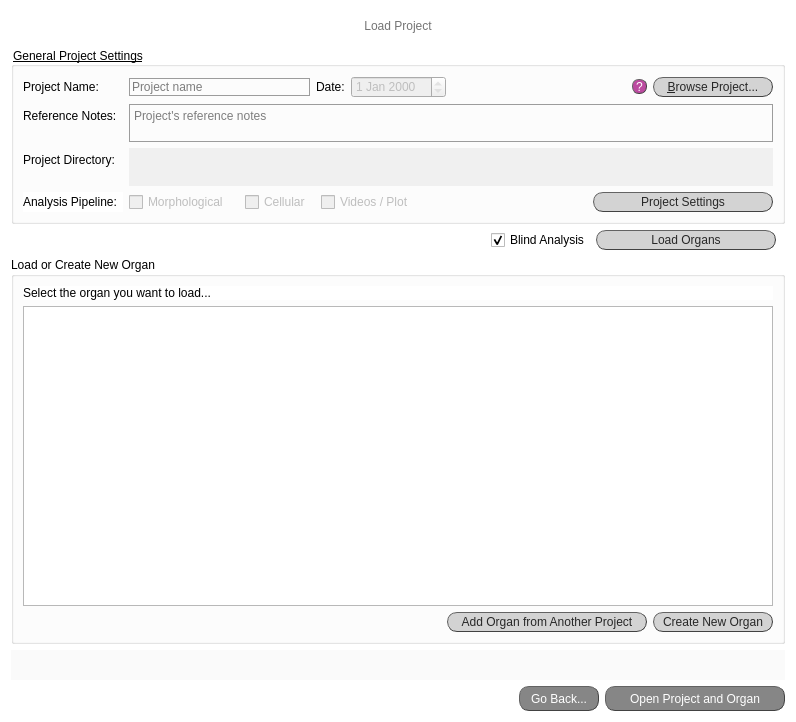
Before: the Qt Designer form src/gui/ui/load_project_screen.ui in jsanchez679/morphoHeart_rev, drawn with Qt 5.
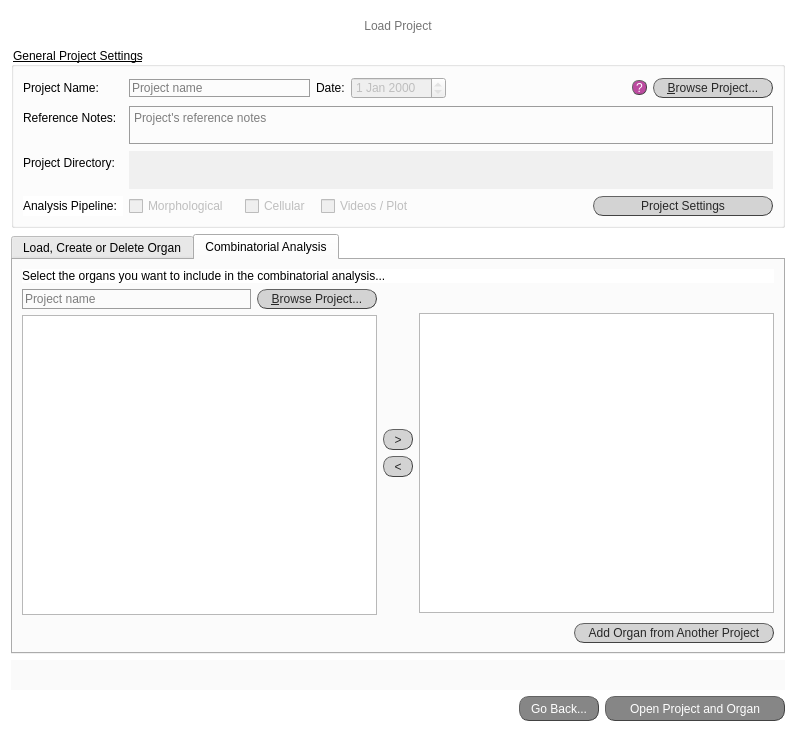
After: the same form once the commit is applied. The open tabs and pages were chosen to show the change.

Commit message: Added new buttons to create_proj and load_proj windows - missing coding

Diff of the .ui file:
```diff
--- a/src/gui/ui/load_project_screen.ui
+++ b/src/gui/ui/load_project_screen.ui
@@ -7,7 +7,7 @@
     <x>0</x>
     <y>0</y>
     <width>796</width>
-    <height>722</height>
+    <height>732</height>
    </rect>
   </property>
   <property name="windowTitle">
@@ -560,19 +560,30 @@
     </widget>
    </item>
    <item>
-    <layout class="QHBoxLayout" name="horizontalLayout_6">
+    <widget class="QTabWidget" name="tab_select_organs">
+     <property name="currentIndex">
+      <number>0</number>
+     </property>
+     <widget class="QWidget" name="tab_load_create_delete_organ">
+      <attribute name="title">
+       <string>Load, Create or Delete Organ</string>
+      </attribute>
+      <layout class="QVBoxLayout" name="verticalLayout_4">
      <item>
-      <spacer name="horizontalSpacer_5">
-       <property name="orientation">
-        <enum>Qt::Horizontal</enum>
-       </property>
-       <property name="sizeHint" stdset="0">
-        <size>
-         <width>40</width>
-         <height>20</height>
-        </size>
-       </property>
-      </spacer>
+        <layout class="QHBoxLayout" name="horizontalLayout_8">
+         <item>
+          <widget class="QLabel" name="lab_no_ch_7">
+           <property name="styleSheet">
+            <string notr="true">font: bold 10pt &quot;Calibri&quot;;
+background-color: rgb(255, 255, 255);</string>
+           </property>
+           <property name="text">
+            <string>Select the organ you want to load...</string>
+           </property>
+           <property name="alignment">
+            <set>Qt::AlignLeading|Qt::AlignLeft|Qt::AlignVCenter</set>
+           </property>
+          </widget>
      </item>
      <item>
       <widget class="QCheckBox" name="cB_blind">
@@ -647,63 +658,7 @@
        </property>
       </widget>
      </item>
-     <item>
-      <widget class="QLabel" name="spacer">
-       <property name="minimumSize">
-        <size>
-         <width>3</width>
-         <height>20</height>
-        </size>
-       </property>
-       <property name="maximumSize">
-        <size>
-         <width>3</width>
-         <height>30</height>
-        </size>
-       </property>
-       <property name="frameShape">
-        <enum>QFrame::NoFrame</enum>
-       </property>
-       <property name="text">
-        <string>&lt;html&gt;&lt;head/&gt;&lt;body&gt;&lt;p&gt;&lt;br/&gt;&lt;/p&gt;&lt;/body&gt;&lt;/html&gt;</string>
-       </property>
-       <property name="alignment">
-        <set>Qt::AlignCenter</set>
-       </property>
-      </widget>
-     </item>
-    </layout>
-   </item>
-   <item>
-    <widget class="QGroupBox" name="set_orientation">
-     <property name="sizePolicy">
-      <sizepolicy hsizetype="Preferred" vsizetype="Expanding">
-       <horstretch>0</horstretch>
-       <verstretch>0</verstretch>
-      </sizepolicy>
-     </property>
-     <property name="styleSheet">
-      <string notr="true">QGroupBox#set_orientation{font: 25 italic 10pt &quot;Calibri Light&quot;;}
-
-</string>
-     </property>
-     <property name="title">
-      <string>Load or Create New Organ</string>
-     </property>
-     <layout class="QVBoxLayout" name="verticalLayout_2">
-      <item>
-       <widget class="QLabel" name="lab_no_ch_7">
-        <property name="styleSheet">
-         <string notr="true">font: bold 10pt &quot;Calibri&quot;;
-background-color: rgb(255, 255, 255);</string>
-        </property>
-        <property name="text">
-         <string>Select the organ you want to load...</string>
-        </property>
-        <property name="alignment">
-         <set>Qt::AlignLeading|Qt::AlignLeft|Qt::AlignVCenter</set>
-        </property>
-       </widget>
+        </layout>
       </item>
       <item>
        <widget class="QTableWidget" name="tabW_select_organ">
@@ -810,51 +765,6 @@
           </property>
          </spacer>
         </item>
-        <item>
-         <widget class="QPushButton" name="button_add_organ_other_proj">
-          <property name="minimumSize">
-           <size>
-            <width>200</width>
-            <height>20</height>
-           </size>
-          </property>
-          <property name="maximumSize">
-           <size>
-            <width>16777215</width>
-            <height>20</height>
-           </size>
-          </property>
-          <property name="autoFillBackground">
-           <bool>false</bool>
-          </property>
-          <property name="styleSheet">
-           <string notr="true">QPushButton{border-radius:10px;
-border-width: 1px;
-border-style: outset;
-border-color: rgb(66, 66, 66);
-background-color: rgb(211, 211, 211);
-color: rgb(39, 39, 39);
-font: 10pt &quot;Calibri Light&quot;;}
-
-QPushButton:hover{
-background-color: #eb6fbd;
-border-color: #672146
-}</string>
-          </property>
-          <property name="text">
-           <string>Add Organ from Another Project</string>
-          </property>
-          <property name="checkable">
-           <bool>true</bool>
-          </property>
-          <property name="autoExclusive">
-           <bool>true</bool>
-          </property>
-          <property name="autoDefault">
-           <bool>false</bool>
-          </property>
-         </widget>
-        </item>
         <item>
          <widget class="QPushButton" name="button_add_organ">
           <property name="minimumSize">
@@ -903,6 +813,477 @@
        </layout>
       </item>
      </layout>
+     </widget>
+     <widget class="QWidget" name="tab_combinatorial_analysis_2">
+      <attribute name="title">
+       <string>Combinatorial Analysis</string>
+      </attribute>
+      <layout class="QVBoxLayout" name="verticalLayout_2">
+       <item>
+        <widget class="QLabel" name="lab_no_ch_8">
+         <property name="styleSheet">
+          <string notr="true">font: bold 10pt &quot;Calibri&quot;;
+background-color: rgb(255, 255, 255);</string>
+         </property>
+         <property name="text">
+          <string>Select the organs you want to include in the combinatorial analysis...</string>
+         </property>
+         <property name="alignment">
+          <set>Qt::AlignLeading|Qt::AlignLeft|Qt::AlignVCenter</set>
+         </property>
+        </widget>
+       </item>
+       <item>
+        <layout class="QHBoxLayout" name="horizontalLayout_6">
+         <item>
+          <layout class="QVBoxLayout" name="verticalLayout_5">
+           <item>
+            <layout class="QHBoxLayout" name="horizontalLayout_9">
+             <item>
+              <widget class="QLineEdit" name="lineEdit_proj_name_2add">
+               <property name="enabled">
+                <bool>false</bool>
+               </property>
+               <property name="minimumSize">
+                <size>
+                 <width>0</width>
+                 <height>20</height>
+                </size>
+               </property>
+               <property name="focusPolicy">
+                <enum>Qt::StrongFocus</enum>
+               </property>
+               <property name="layoutDirection">
+                <enum>Qt::RightToLeft</enum>
+               </property>
+               <property name="styleSheet">
+                <string notr="true">QLineEdit {background-color: rgba(0,0,0,0);
+border: 1px solid rgb(156, 156, 156);
+font: 25 10pt &quot;Calibri Light&quot;;
+font-family: &quot;Calibri Light&quot;;
+}
+QLineEdit:focus { border: 1px solid #eb6fbd;}
+					</string>
+               </property>
+               <property name="maxLength">
+                <number>30</number>
+               </property>
+               <property name="frame">
+                <bool>true</bool>
+               </property>
+               <property name="placeholderText">
+                <string>Project name</string>
+               </property>
+              </widget>
+             </item>
+             <item>
+              <widget class="QPushButton" name="button_browse_proj_2add">
+               <property name="minimumSize">
+                <size>
+                 <width>120</width>
+                 <height>0</height>
+                </size>
+               </property>
+               <property name="maximumSize">
+                <size>
+                 <width>120</width>
+                 <height>20</height>
+                </size>
+               </property>
+               <property name="mouseTracking">
+                <bool>true</bool>
+               </property>
+               <property name="focusPolicy">
+                <enum>Qt::ClickFocus</enum>
+               </property>
+               <property name="autoFillBackground">
+                <bool>false</bool>
+               </property>
+               <property name="styleSheet">
+                <string notr="true">QPushButton{border-radius:10px;
+border-width: 1px;
+border-style: outset;
+border-color: rgb(66, 66, 66);
+background-color: rgb(211, 211, 211);
+color: rgb(39, 39, 39);
+font: 10pt &quot;Calibri Light&quot;;}
+
+QPushButton:hover{
+background-color: #eb6fbd;
+border-color: #672146
+}</string>
+               </property>
+               <property name="text">
+                <string>&amp;Browse Project...</string>
+               </property>
+               <property name="checkable">
+                <bool>true</bool>
+               </property>
+              </widget>
+             </item>
+            </layout>
+           </item>
+           <item>
+            <widget class="QTableWidget" name="tabW_select_organs">
+             <property name="sizePolicy">
+              <sizepolicy hsizetype="Preferred" vsizetype="Fixed">
+               <horstretch>0</horstretch>
+               <verstretch>0</verstretch>
+              </sizepolicy>
+             </property>
+             <property name="minimumSize">
+              <size>
+               <width>0</width>
+               <height>300</height>
+              </size>
+             </property>
+             <property name="maximumSize">
+              <size>
+               <width>16777215</width>
+               <height>300</height>
+              </size>
+             </property>
+             <property name="styleSheet">
+              <string notr="true">/* Horizontal*/
+QScrollBar:horizontal {
+	background-color: rgb(255, 255, 255);
+  	height: 12px;
+}
+
+QScrollBar::handle:horizontal {
+	background-color: rgb(162, 0, 122);
+	min-width: 30px;
+	border-radius: 6px;
+}
+
+QScrollBar::handle:horizontal:hover {
+	background-color:rgb(0, 0, 0);
+}
+
+/* Vertical*/
+QScrollBar:vertical {
+	background-color: rgb(255, 255, 255);
+  	width: 12px;
+}
+
+QScrollBar::handle:vertical {
+	background-color: rgb(162, 0, 122);
+	min-height: 30px;
+	border-radius: 6px;
+}
+
+QScrollBar::handle:vertical:hover {
+	background-color:rgb(0, 0, 0);
+}
+
+QHeaderView::section {
+    background-color: rgb(200, 200, 200);
+    padding: 0px;
+	font: bold 10pt &quot;Calibri&quot;;
+    border-style: none;
+    border-bottom: 1px solid #fffff8;
+    border-right: 1px solid #fffff8;
+}
+
+QHeaderView::section:horizontal
+{
+    border-top: 1px solid #fffff8;
+}
+
+QHeaderView::section:vertical
+{
+    border-left: 1px solid #fffff8;
+}
+
+QTableWidget {
+font: 25 10pt &quot;Calibri&quot;;
+padding:0px;
+height: 20px;
+}
+
+QTableWidget::item:focus{
+    border: 1px solid rgb(162, 0, 122);
+    background-color: white;
+	color: balck;
+}
+</string>
+             </property>
+             <property name="editTriggers">
+              <set>QAbstractItemView::NoEditTriggers</set>
+             </property>
+            </widget>
+           </item>
+          </layout>
+         </item>
+         <item>
+          <layout class="QVBoxLayout" name="verticalLayout_6">
+           <item>
+            <spacer name="verticalSpacer">
+             <property name="orientation">
+              <enum>Qt::Vertical</enum>
+             </property>
+             <property name="sizeHint" stdset="0">
+              <size>
+               <width>20</width>
+               <height>40</height>
+              </size>
+             </property>
+            </spacer>
+           </item>
+           <item>
+            <widget class="QPushButton" name="add_organ">
+             <property name="minimumSize">
+              <size>
+               <width>30</width>
+               <height>21</height>
+              </size>
+             </property>
+             <property name="maximumSize">
+              <size>
+               <width>21</width>
+               <height>16777215</height>
+              </size>
+             </property>
+             <property name="styleSheet">
+              <string notr="true">QPushButton{border-radius:10px;
+border-width: 1px;
+border-style: outset;
+border-color: rgb(66, 66, 66);
+background-color: rgb(211, 211, 211);
+color: rgb(39, 39, 39);
+font: 11pt bold &quot;Calibri Light&quot;;}
+
+QPushButton:hover{
+background-color: #eb6fbd;
+border-color: #672146
+}</string>
+             </property>
+             <property name="text">
+              <string>&gt;</string>
+             </property>
+            </widget>
+           </item>
+           <item>
+            <widget class="QPushButton" name="remove_organ">
+             <property name="minimumSize">
+              <size>
+               <width>30</width>
+               <height>21</height>
+              </size>
+             </property>
+             <property name="maximumSize">
+              <size>
+               <width>21</width>
+               <height>16777215</height>
+              </size>
+             </property>
+             <property name="styleSheet">
+              <string notr="true">QPushButton{border-radius:10px;
+border-width: 1px;
+border-style: outset;
+border-color: rgb(66, 66, 66);
+background-color: rgb(211, 211, 211);
+color: rgb(39, 39, 39);
+font: 11pt bold &quot;Calibri Light&quot;;}
+
+QPushButton:hover{
+background-color: #eb6fbd;
+border-color: #672146
+}</string>
+             </property>
+             <property name="text">
+              <string>&lt;</string>
+             </property>
+            </widget>
+           </item>
+           <item>
+            <spacer name="verticalSpacer_2">
+             <property name="orientation">
+              <enum>Qt::Vertical</enum>
+             </property>
+             <property name="sizeHint" stdset="0">
+              <size>
+               <width>20</width>
+               <height>40</height>
+              </size>
+             </property>
+            </spacer>
+           </item>
+          </layout>
+         </item>
+         <item>
+          <layout class="QVBoxLayout" name="verticalLayout_7">
+           <item>
+            <spacer name="horizontalSpacer_5">
+             <property name="orientation">
+              <enum>Qt::Horizontal</enum>
+             </property>
+             <property name="sizeHint" stdset="0">
+              <size>
+               <width>40</width>
+               <height>20</height>
+              </size>
+             </property>
+            </spacer>
+           </item>
+           <item>
+            <widget class="QTableWidget" name="tabW_select_organs_final">
+             <property name="sizePolicy">
+              <sizepolicy hsizetype="Preferred" vsizetype="Fixed">
+               <horstretch>0</horstretch>
+               <verstretch>0</verstretch>
+              </sizepolicy>
+             </property>
+             <property name="minimumSize">
+              <size>
+               <width>0</width>
+               <height>300</height>
+              </size>
+             </property>
+             <property name="maximumSize">
+              <size>
+               <width>16777215</width>
+               <height>300</height>
+              </size>
+             </property>
+             <property name="styleSheet">
+              <string notr="true">/* Horizontal*/
+QScrollBar:horizontal {
+	background-color: rgb(255, 255, 255);
+  	height: 12px;
+}
+
+QScrollBar::handle:horizontal {
+	background-color: rgb(162, 0, 122);
+	min-width: 30px;
+	border-radius: 6px;
+}
+
+QScrollBar::handle:horizontal:hover {
+	background-color:rgb(0, 0, 0);
+}
+
+/* Vertical*/
+QScrollBar:vertical {
+	background-color: rgb(255, 255, 255);
+  	width: 12px;
+}
+
+QScrollBar::handle:vertical {
+	background-color: rgb(162, 0, 122);
+	min-height: 30px;
+	border-radius: 6px;
+}
+
+QScrollBar::handle:vertical:hover {
+	background-color:rgb(0, 0, 0);
+}
+
+QHeaderView::section {
+    background-color: rgb(200, 200, 200);
+    padding: 0px;
+	font: bold 10pt &quot;Calibri&quot;;
+    border-style: none;
+    border-bottom: 1px solid #fffff8;
+    border-right: 1px solid #fffff8;
+}
+
+QHeaderView::section:horizontal
+{
+    border-top: 1px solid #fffff8;
+}
+
+QHeaderView::section:vertical
+{
+    border-left: 1px solid #fffff8;
+}
+
+QTableWidget {
+font: 25 10pt &quot;Calibri&quot;;
+padding:0px;
+height: 20px;
+}
+
+QTableWidget::item:focus{
+    border: 1px solid rgb(162, 0, 122);
+    background-color: white;
+	color: balck;
+}
+</string>
+             </property>
+             <property name="editTriggers">
+              <set>QAbstractItemView::NoEditTriggers</set>
+             </property>
+            </widget>
+           </item>
+          </layout>
+         </item>
+        </layout>
+       </item>
+       <item>
+        <layout class="QHBoxLayout" name="horizontalLayout_7">
+         <item>
+          <spacer name="horizontalSpacer_6">
+           <property name="orientation">
+            <enum>Qt::Horizontal</enum>
+           </property>
+           <property name="sizeHint" stdset="0">
+            <size>
+             <width>40</width>
+             <height>20</height>
+            </size>
+           </property>
+          </spacer>
+         </item>
+         <item>
+          <widget class="QPushButton" name="button_add_organ_other_proj_2">
+           <property name="minimumSize">
+            <size>
+             <width>200</width>
+             <height>20</height>
+            </size>
+           </property>
+           <property name="maximumSize">
+            <size>
+             <width>16777215</width>
+             <height>20</height>
+            </size>
+           </property>
+           <property name="autoFillBackground">
+            <bool>false</bool>
+           </property>
+           <property name="styleSheet">
+            <string notr="true">QPushButton{border-radius:10px;
+border-width: 1px;
+border-style: outset;
+border-color: rgb(66, 66, 66);
+background-color: rgb(211, 211, 211);
+color: rgb(39, 39, 39);
+font: 10pt &quot;Calibri Light&quot;;}
+
+QPushButton:hover{
+background-color: #eb6fbd;
+border-color: #672146
+}</string>
+           </property>
+           <property name="text">
+            <string>Add Organ from Another Project</string>
+           </property>
+           <property name="checkable">
+            <bool>true</bool>
+           </property>
+           <property name="autoExclusive">
+            <bool>true</bool>
+           </property>
+           <property name="autoDefault">
+            <bool>false</bool>
+           </property>
+          </widget>
+         </item>
+        </layout>
+       </item>
+      </layout>
+     </widget>
     </widget>
    </item>
    <item>
```
Left out of the diff: 45 changed lines with no effect on the pictures. Lines whose indentation alone changed are shown as unchanged. The commit also changes 2 other files.
